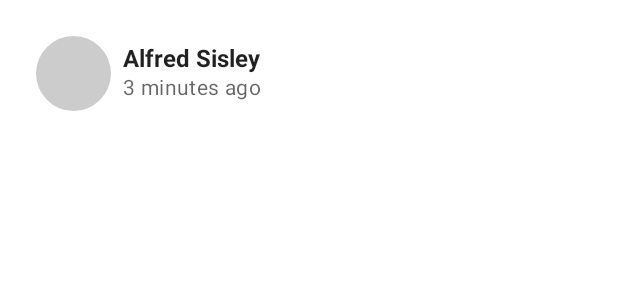
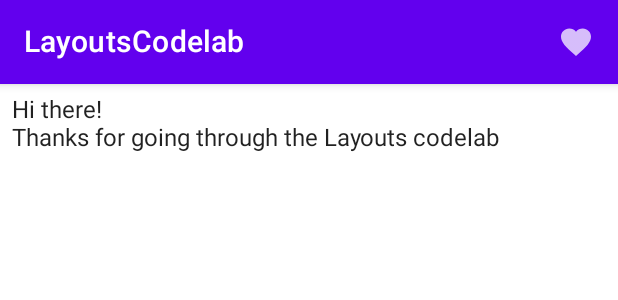
Before and after one commit to cjae/composer_second_date, an Android app built with Jetpack Compose: the @Preview function DefaultPreview, on a phone screen of 412 x 824 dp. Shown: the top 300 px of the screen. Run offline under Robolectric (Android 15) with nearby library versions, the phone set to English and light mode, and no system bars.

Commit message:
Scaffold sample

```diff
--- a/app/build.gradle
+++ b/app/build.gradle
@@ -54,6 +54,8 @@ dependencies {
     implementation "androidx.compose.ui:ui:$compose_version"
     implementation "androidx.compose.material:material:$compose_version"
     implementation "androidx.compose.ui:ui-tooling-preview:$compose_version"
+    implementation "androidx.compose.material:material-icons-extended:$compose_version"
+
     implementation 'androidx.lifecycle:lifecycle-runtime-ktx:2.3.1'
     implementation 'androidx.activity:activity-compose:1.3.1'
     testImplementation 'junit:junit:4.13.2'
--- a/app/src/main/java/com/expanse/app/secondcompasedate/MainActivity.kt
+++ b/app/src/main/java/com/expanse/app/secondcompasedate/MainActivity.kt
@@ -11,6 +11,8 @@ import androidx.compose.foundation.lazy.items
 import androidx.compose.foundation.shape.CircleShape
 import androidx.compose.foundation.shape.RoundedCornerShape
 import androidx.compose.material.*
+import androidx.compose.material.icons.Icons
+import androidx.compose.material.icons.filled.Favorite
 import androidx.compose.runtime.Composable
 import androidx.compose.runtime.CompositionLocalProvider
 import androidx.compose.runtime.mutableStateOf
@@ -28,48 +30,43 @@ class MainActivity : ComponentActivity() {
     override fun onCreate(savedInstanceState: Bundle?) {
         super.onCreate(savedInstanceState)
         setContent {
-            MyApp {
-                PhotographerCard()
-            }
+            SecondCompaseDateTheme { LayoutsCodelab() }
         }
     }
 }
 
 @Composable
-fun MyApp(content: @Composable () -> Unit) {
-    SecondCompaseDateTheme { content() }
+fun LayoutsCodelab() {
+    Scaffold(
+        topBar = {
+            TopAppBar(
+                title = {
+                    Text(text = "LayoutsCodelab")
+                },
+                actions = {
+                    IconButton(onClick = { /* doSomething() */ }) {
+                        Icon(Icons.Filled.Favorite, contentDescription = null)
+                    }
+                }
+            )
+        }
+    ) { innerPadding ->
+        BodyContent(Modifier.padding(innerPadding).padding(8.dp))
+    }
 }
 
 @Composable
-fun PhotographerCard(modifier: Modifier = Modifier) {
-    Row(modifier
-        .padding(8.dp)
-        .clip(RoundedCornerShape(4.dp))
-        .background(MaterialTheme.colors.surface)
-        .clickable(onClick = { /* Ignoring onClick */ })
-        .padding(16.dp)
-    ) {
-        Surface(
-            modifier = Modifier.size(50.dp),
-            shape = CircleShape,
-            color = MaterialTheme.colors.onSurface.copy(alpha = 0.2f)
-        ) {
-            // Image goes here
-        }
-        Column(
-            modifier = Modifier.padding(start = 8.dp).align(Alignment.CenterVertically)
-        ) {
-            Text("Alfred Sisley", fontWeight = FontWeight.Bold)
-            CompositionLocalProvider(LocalContentAlpha provides ContentAlpha.medium) {
-                Text("3 minutes ago", style = MaterialTheme.typography.body2)
-            }
-        }
+fun BodyContent(modifier: Modifier = Modifier) {
+    Column(modifier = modifier) {
+        Text(text = "Hi there!")
+        Text(text = "Thanks for going through the Layouts codelab")
     }
 }
+
 @Preview(showBackground = true)
 @Composable
 fun DefaultPreview() {
-    MyApp {
-        PhotographerCard()
+    SecondCompaseDateTheme {
+        LayoutsCodelab()
     }
 }
```
